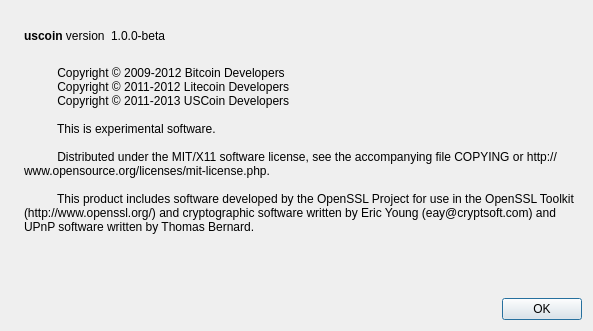
Qt form src/qt/forms/aboutdialog.ui (uscoin/uscoin) before a commit.
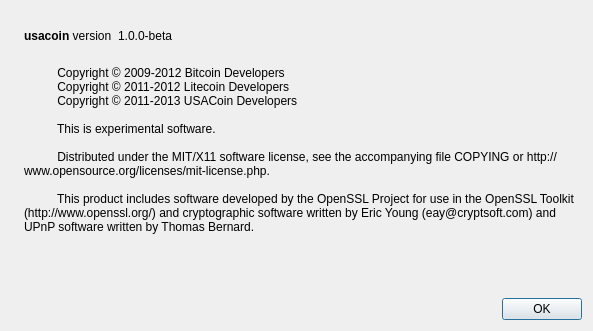
The same form after that commit. Icons and pictures are not drawn.

The edit to the form file:
```diff
--- a/src/qt/forms/aboutdialog.ui
+++ b/src/qt/forms/aboutdialog.ui
@@ -50,7 +50,7 @@
           <cursorShape>IBeamCursor</cursorShape>
          </property>
          <property name="text">
-          <string>&lt;b&gt;uscoin&lt;/b&gt; version</string>
+          <string>&lt;b&gt;usacoin&lt;/b&gt; version</string>
          </property>
          <property name="textInteractionFlags">
           <set>Qt::LinksAccessibleByMouse|Qt::TextSelectableByKeyboard|Qt::TextSelectableByMouse</set>
@@ -97,7 +97,7 @@
         <string>
           Copyright © 2009-2012 Bitcoin Developers
           Copyright © 2011-2012 Litecoin Developers
-          Copyright © 2011-2013 USCoin Developers
+          Copyright © 2011-2013 USACoin Developers
 
           This is experimental software.
 
```
Left out of the diff: 2 changed lines with no effect on the pictures.
